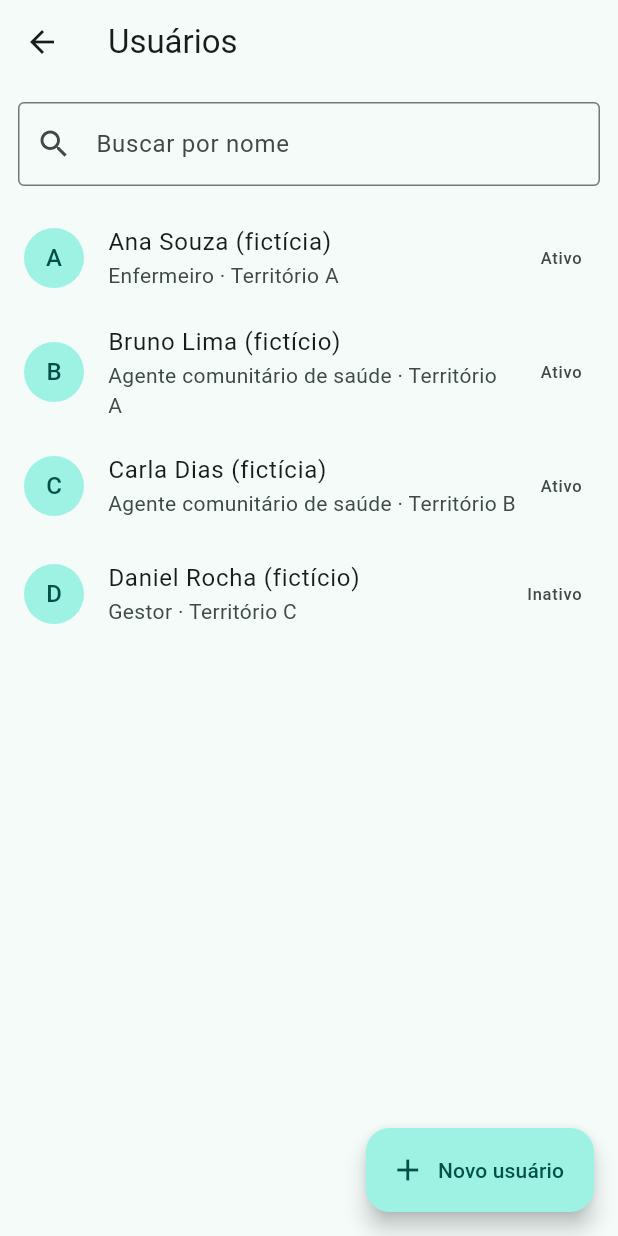
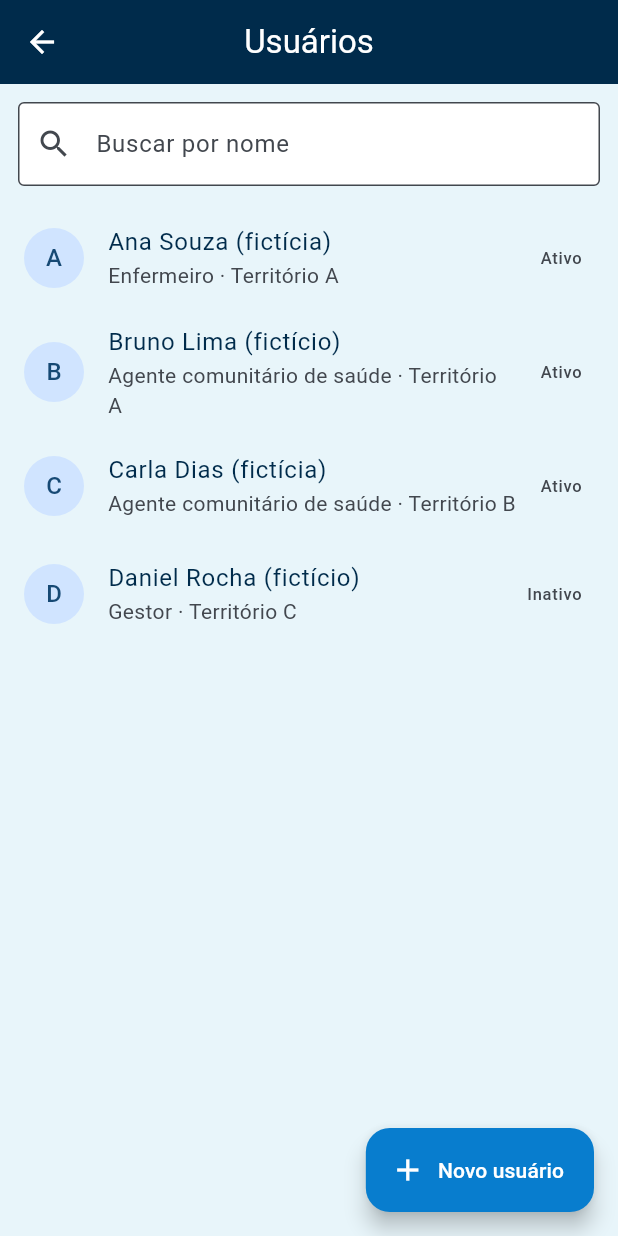
Before and after one commit to silvanioaguiar/Mobile_App_Saude_360, a Flutter app: the screen it shows after launch, after a tap on "Usuários", on a phone screen of 412 x 824 dp. Run offline on Flutter 3.47's test engine with Material 3 defaults, Android fonts, the phone set to English and light mode, and no system bars; our stand-ins replace shared_preferences; accounts and stored records are empty.

Commit message:
feat: tema com a paleta do Saude360 e logo na Home
Co-Authored-By: Claude Sonnet 5.5 <noreply@anthropic.com>

```diff
--- a/lib/main.dart
+++ b/lib/main.dart
@@ -7,6 +7,7 @@ import 'screens/checklist_visita_screen.dart';
 import 'screens/home_screen.dart';
 import 'screens/usuario_form_screen.dart';
 import 'screens/usuarios_screen.dart';
+import 'theme/app_theme.dart';
 
 Future<void> main() async {
   WidgetsFlutterBinding.ensureInitialized();
@@ -26,10 +27,7 @@ class Saude360App extends StatelessWidget {
       repositorio: repositorio,
       child: MaterialApp(
         title: 'Saúde360',
-        theme: ThemeData(
-          colorScheme: ColorScheme.fromSeed(seedColor: Colors.teal),
-          useMaterial3: true,
-        ),
+        theme: AppTheme.light,
         initialRoute: '/',
         routes: {
           '/': (_) => const HomeScreen(),
--- a/lib/screens/home_screen.dart
+++ b/lib/screens/home_screen.dart
@@ -14,6 +14,8 @@ class HomeScreen extends StatelessWidget {
       body: ListView(
         padding: const EdgeInsets.all(16),
         children: [
+          const _Logo(),
+          const SizedBox(height: 16),
           Text('Bem-vindo!', style: Theme.of(context).textTheme.headlineSmall),
           const SizedBox(height: 4),
           const Text('Demonstração com dados fictícios, sem uso clínico.'),
@@ -44,6 +46,27 @@ class HomeScreen extends StatelessWidget {
   }
 }
 
+/// O JPEG tem fundo próprio (#F7F7F7); o cartão usa a mesma cor para o logo
+/// não aparecer como um retângulo solto.
+class _Logo extends StatelessWidget {
+  const _Logo();
+
+  @override
+  Widget build(BuildContext context) => Container(
+        height: 160,
+        padding: const EdgeInsets.all(8),
+        decoration: BoxDecoration(
+          color: const Color(0xFFF7F7F7),
+          borderRadius: BorderRadius.circular(16),
+        ),
+        child: Image.asset(
+          'assets/images/logo_saude360.jpeg',
+          fit: BoxFit.contain,
+          semanticLabel: 'Logo Saúde360 IA',
+        ),
+      );
+}
+
 class _Resumo extends StatelessWidget {
   const _Resumo(this.rotulo, this.valor);
   final String rotulo;
--- /dev/null
+++ b/lib/theme/app_theme.dart
@@ -0,0 +1,81 @@
+import 'package:flutter/material.dart';
+
+/// Paleta oficial do Saúde360.
+class Cores {
+  static const primary = Color(0xFF002B4B);
+  static const secondary = Color(0xFF087DCE);
+  static const teal = Color(0xFF00A6B2);
+  static const success = Color(0xFF19C65A);
+  static const background = Color(0xFFE8F5FA);
+  static const white = Color(0xFFFFFFFF);
+}
+
+class AppTheme {
+  static ThemeData get light {
+    final scheme = ColorScheme.fromSeed(
+      seedColor: Cores.primary,
+      brightness: Brightness.light,
+    ).copyWith(
+      primary: Cores.primary,
+      onPrimary: Cores.white,
+      secondary: Cores.secondary,
+      onSecondary: Cores.white,
+      tertiary: Cores.teal,
+      onTertiary: Cores.white,
+      surface: Cores.white,
+      onSurface: Cores.primary,
+    );
+
+    return ThemeData(
+      useMaterial3: true,
+      colorScheme: scheme,
+      scaffoldBackgroundColor: Cores.background,
+      appBarTheme: const AppBarTheme(
+        backgroundColor: Cores.primary,
+        foregroundColor: Cores.white,
+        centerTitle: true,
+      ),
+      cardTheme: const CardTheme(
+        color: Cores.white,
+        surfaceTintColor: Colors.transparent,
+        elevation: 1,
+      ),
+      floatingActionButtonTheme: const FloatingActionButtonThemeData(
+        backgroundColor: Cores.secondary,
+        foregroundColor: Cores.white,
+      ),
+      filledButtonTheme: FilledButtonThemeData(
+        style: FilledButton.styleFrom(
+          backgroundColor: Cores.secondary,
+          foregroundColor: Cores.white,
+          minimumSize: const Size.fromHeight(48),
+        ),
+      ),
+      checkboxTheme: CheckboxThemeData(
+        fillColor: WidgetStateProperty.resolveWith(
+          (s) => s.contains(WidgetState.selected) ? Cores.success : null,
+        ),
+        checkColor: const WidgetStatePropertyAll(Cores.white),
+      ),
+      switchTheme: SwitchThemeData(
+        thumbColor: WidgetStateProperty.resolveWith(
+          (s) => s.contains(WidgetState.selected) ? Cores.white : null,
+        ),
+        trackColor: WidgetStateProperty.resolveWith(
+          (s) => s.contains(WidgetState.selected) ? Cores.teal : null,
+        ),
+      ),
+      progressIndicatorTheme: const ProgressIndicatorThemeData(
+        color: Cores.success,
+        linearTrackColor: Cores.background,
+      ),
+      inputDecorationTheme: const InputDecorationTheme(
+        filled: true,
+        fillColor: Cores.white,
+        focusedBorder: OutlineInputBorder(
+          borderSide: BorderSide(color: Cores.secondary, width: 2),
+        ),
+      ),
+    );
+  }
+}
--- a/lib/widgets/visita_tile.dart
+++ b/lib/widgets/visita_tile.dart
@@ -1,4 +1,6 @@
 import 'package:flutter/material.dart';
+
+import '../theme/app_theme.dart';
 
 /// Item da agenda: morador, grupo e situação (pendente ou concluída).
 class VisitaTile extends StatelessWidget {
@@ -20,7 +22,7 @@ class VisitaTile extends StatelessWidget {
     return ListTile(
       leading: Icon(
         concluida ? Icons.check_circle : Icons.radio_button_unchecked,
-        color: concluida ? Theme.of(context).colorScheme.primary : null,
+        color: concluida ? Cores.success : null,
       ),
       title: Text(morador),
       subtitle: Text(subtitulo),
--- a/pubspec.yaml
+++ b/pubspec.yaml
@@ -59,10 +59,8 @@ flutter:
   # the material Icons class.
   uses-material-design: true
 
-  # To add assets to your application, add an assets section, like this:
-  # assets:
-  #   - images/a_dot_burr.jpeg
-  #   - images/a_dot_ham.jpeg
+  assets:
+    - assets/images/logo_saude360.jpeg
 
   # An image asset can refer to one or more resolution-specific "variants", see
   # https://flutter.dev/to/resolution-aware-images
```
Also changed, not shown: assets/images/logo_saude360.jpeg (added), 1 other file.
